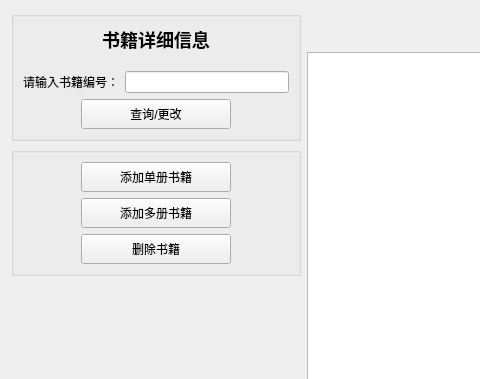
Qt form LibraryManageByMysqlQt/bookmanagementwidget.ui (ocean0117/library-manage-by-mysql-qt) before a commit; both pictures show x 0 to 480 and y 0 to 379 of the 1195 by 736 pixel window.
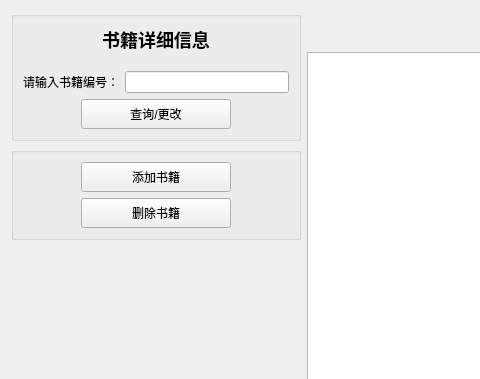
The same form after that commit.

What changed in the file:
```diff
--- a/LibraryManageByMysqlQt/bookmanagementwidget.ui
+++ b/LibraryManageByMysqlQt/bookmanagementwidget.ui
@@ -225,45 +225,7 @@
       <string/>
      </property>
      <layout class="QGridLayout" name="gridLayout">
-      <item row="0" column="0">
-       <widget class="QPushButton" name="Button_addOneBook">
-        <property name="minimumSize">
-         <size>
-          <width>150</width>
-          <height>30</height>
-         </size>
-        </property>
-        <property name="maximumSize">
-         <size>
-          <width>150</width>
-          <height>30</height>
-         </size>
-        </property>
-        <property name="text">
-         <string>添加单册书籍</string>
-        </property>
-       </widget>
-      </item>
       <item row="1" column="0">
-       <widget class="QPushButton" name="Button_addSomeBooks">
-        <property name="minimumSize">
-         <size>
-          <width>150</width>
-          <height>30</height>
-         </size>
-        </property>
-        <property name="maximumSize">
-         <size>
-          <width>150</width>
-          <height>30</height>
-         </size>
-        </property>
-        <property name="text">
-         <string>添加多册书籍</string>
-        </property>
-       </widget>
-      </item>
-      <item row="2" column="0">
        <widget class="QPushButton" name="Button_deleteBook">
         <property name="minimumSize">
          <size>
@@ -282,6 +244,25 @@
         </property>
        </widget>
       </item>
+      <item row="0" column="0">
+       <widget class="QPushButton" name="Button_addBook">
+        <property name="minimumSize">
+         <size>
+          <width>150</width>
+          <height>30</height>
+         </size>
+        </property>
+        <property name="maximumSize">
+         <size>
+          <width>150</width>
+          <height>30</height>
+         </size>
+        </property>
+        <property name="text">
+         <string>添加书籍</string>
+        </property>
+       </widget>
+      </item>
      </layout>
     </widget>
    </item>
```
